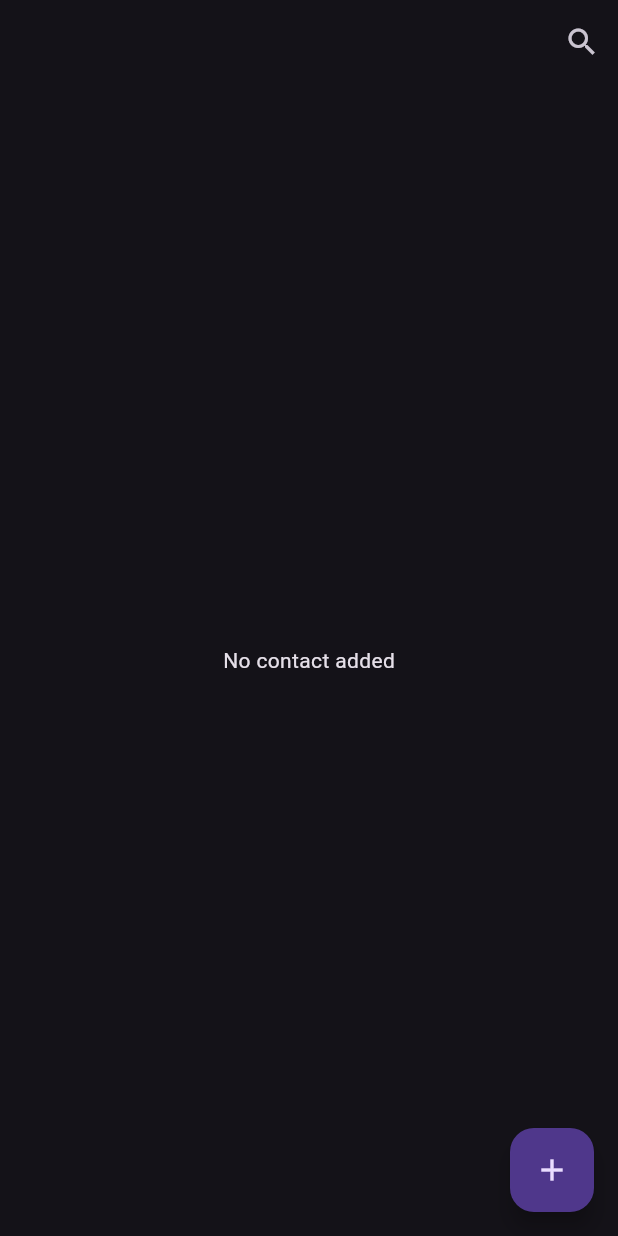
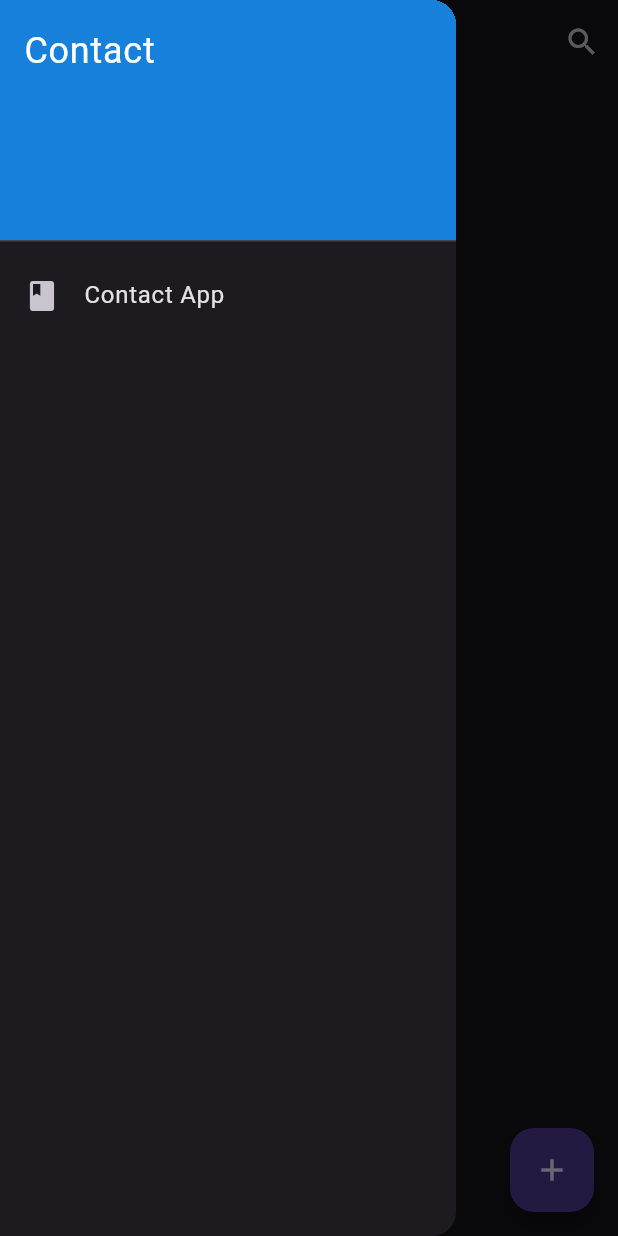
Before and after one commit to PapiPhilia/t2_2021130011, a Flutter app: the screen it shows after launch, with the side drawer open (before the commit the screen has no drawer), on a phone screen of 412 x 824 dp. Run offline on Flutter 3.47's test engine with Material 3 defaults, Android fonts, the phone set to English and light mode, and no system bars.

Commit message:
another initial update

```diff
--- a/lib/screens/home_screen.dart
+++ b/lib/screens/home_screen.dart
@@ -3,11 +3,15 @@ import 'package:provider/provider.dart';
 import 'package:t2_2021130011/providers/contact_provider.dart';
 import 'package:t2_2021130011/screens/manage_contact_screen.dart';
 
-// @override
-//   State<HomeScreen> createState() => _HomeScreen();
+class HomeScreen extends StatefulWidget {
+  const HomeScreen({super.key});
 
-class HomeScreen extends StatelessWidget {
-  const HomeScreen({super.key});
+  @override
+  State<HomeScreen> createState() => _HomeScreen();
+}
+
+class _HomeScreen extends State<HomeScreen> {
+  String selectedPage = '';
 
   @override
   Widget build(BuildContext context) {
@@ -24,6 +28,34 @@ class HomeScreen extends StatelessWidget {
             },
           ),
         ],
+      ),
+      drawer: Drawer(
+        child: ListView(
+          padding: EdgeInsets.zero,
+          children: <Widget>[
+            const DrawerHeader(
+              decoration: BoxDecoration(
+                color: Color.fromARGB(255, 23, 128, 219),
+              ),
+              child: Text(
+                'Contact',
+              style: TextStyle(
+                color: Colors.white,
+                fontSize: 24,
+              ),
+              ),
+            ),
+          ListTile(
+            leading: const Icon(Icons.book),
+              title: const Text('Contact App'),
+              onTap: () {
+                setState(() {
+                  selectedPage = 'Contact';
+                });
+              },
+          ),
+          ],
+        ),
       ),
       body: Consumer<ContactProvider>(
         builder: (context, value, child) {
```
